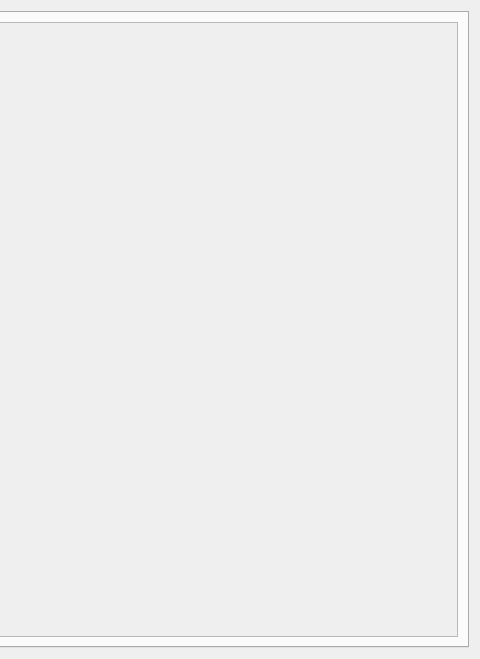
awake1234/trainingproject, file clouddisk/transferwg.ui: the form before one commit; both pictures show x 447 to 927 and y 0 to 659 of the 927 by 659 pixel window.
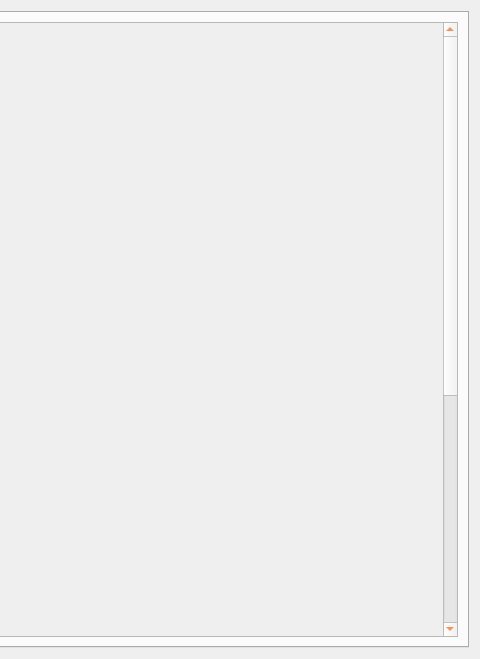
The form after the commit. The open tabs and pages were chosen to show the change.

```diff
--- a/clouddisk/transferwg.ui
+++ b/clouddisk/transferwg.ui
@@ -53,10 +53,16 @@
            <rect>
             <x>0</x>
             <y>0</y>
-            <width>858</width>
-            <height>607</height>
+            <width>837</width>
+            <height>1000</height>
            </rect>
           </property>
+          <property name="minimumSize">
+           <size>
+            <width>800</width>
+            <height>1000</height>
+           </size>
+          </property>
           <layout class="QVBoxLayout" name="verticalLayout_6"/>
          </widget>
         </widget>
```
Left out of the diff: 22 changed lines with no effect on the pictures.
